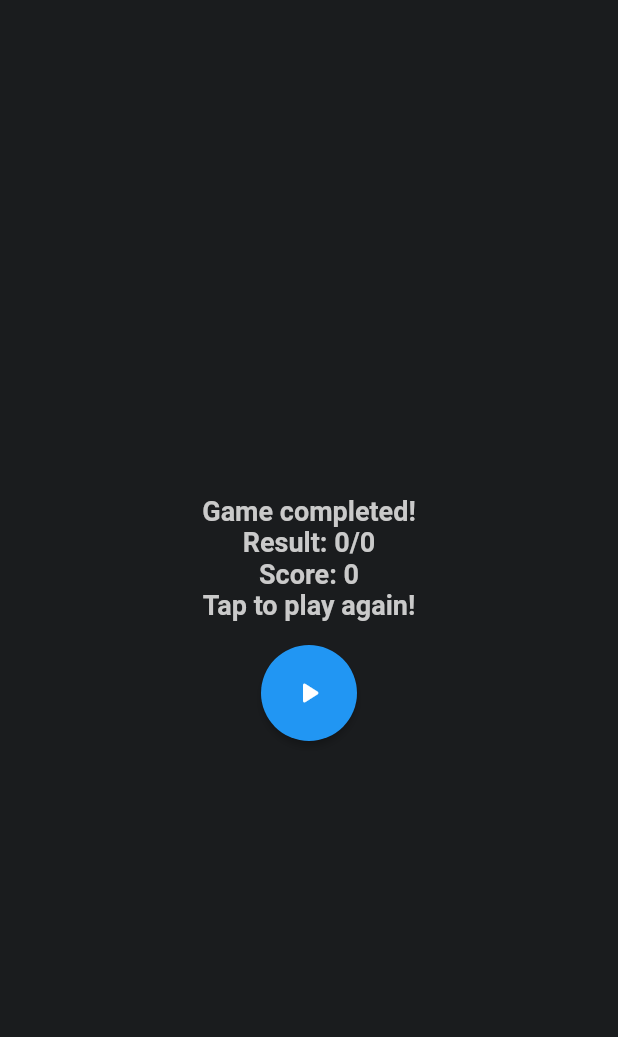
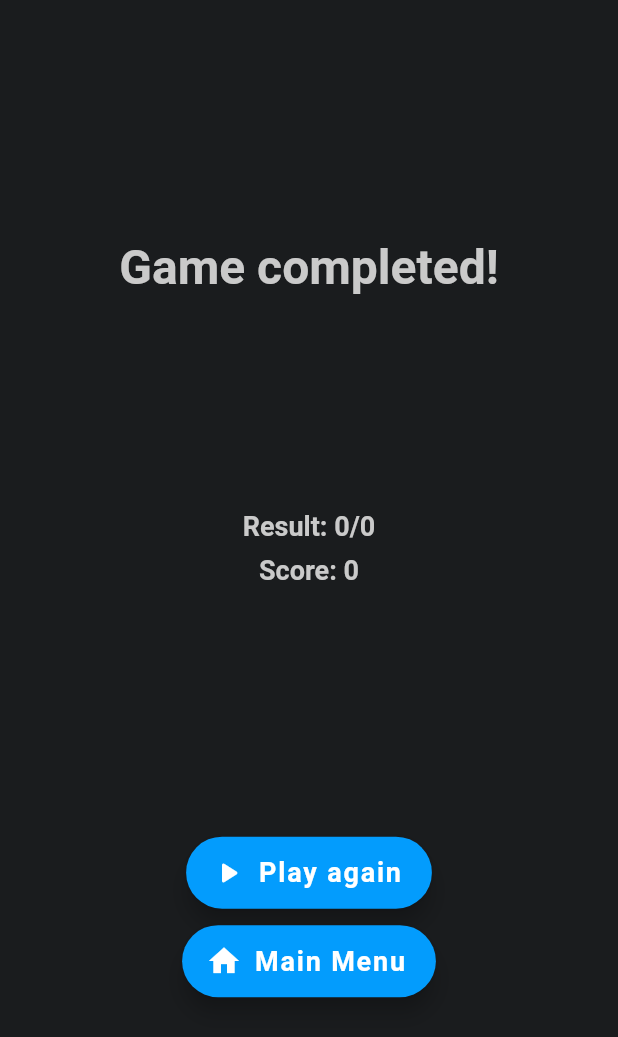
Before and after one commit to lukalesic/quizapp, a Flutter app: the WinScreen screen opened directly with empty values, on a phone screen of 412 x 824 dp. Shown: the top 1037 px of the screen. Run offline on Flutter 3.47's test engine with Material 2 defaults, Android fonts, the phone set to English and light mode, and no system bars; our stand-ins replace cached_network_image, cloud_firestore, firebase_core, google_fonts, percent_indicator, shared_preferences and 1 more; accounts and stored records are empty.

Commit message:
new win and lose screens

```diff
--- a/lib/screens/win_screen.dart
+++ b/lib/screens/win_screen.dart
@@ -52,7 +52,6 @@ class _WinScreenState extends State<WinScreen> {
   @override
   Widget build(BuildContext context) {
     getScores(gameMode);
-    // getScores(gameMode);
     return Scaffold(
         backgroundColor: AppStyle.backgroundColor,
         body: Padding(
@@ -61,28 +60,45 @@ class _WinScreenState extends State<WinScreen> {
                 mainAxisAlignment: MainAxisAlignment.center,
                 crossAxisAlignment: CrossAxisAlignment.center,
                 children: [
-                  Text("Game completed!", style: AppStyle.mainTitle),
+                  Spacer(),
+                  Text("Game completed!", style: AppStyle.largeTitle),
+                  Spacer(),
                   Text(
                     "Result: ${correctAnswers}/${totalQuestions}",
                     style: AppStyle.mainTitle,
                   ),
                   if (gameMode != 'standard')
+                    Column(children: [
+                      SizedBox(
+                        height: 8,
+                      ),
                       Text(
                         "Score: $resultScore",
                         style: AppStyle.mainTitle,
                       ),
+                    ]),
+                  SizedBox(
+                    height: 8,
+                  ),
                   for (var highScore in highScore)
                     Text(
-                      "Current high score: ${highScore.score.toString()}",
+                      "High score: ${highScore.score.toString()}",
                       style: AppStyle.mainTitle,
                     ),
-                  Text(
-                    "Tap to play again!",
-                    style: AppStyle.mainTitle,
-                  ),
+                  Spacer(),
                   SizedBox(height: 16),
                   Center(
-                      child: ElevatedButton(
+                    child: FloatingActionButton.extended(
+                      label: Text(
+                        'Play again',
+                        style: AppStyle.floatingButtonStyle,
+                      ), // <-- Text
+                      backgroundColor: AppStyle.accentColor,
+                      icon: Icon(
+                        // <-- Icon
+                        Icons.play_arrow_rounded,
+                        size: 24.0,
+                      ),
                       onPressed: () async {
                         showDialog(
                           context: context,
@@ -134,14 +150,32 @@ class _WinScreenState extends State<WinScreen> {
                                     builder: ((context) => HomeScreen())));
                         }
                       },
-                    child: Icon(Icons.play_arrow_rounded, color: Colors.white),
-                    style: ElevatedButton.styleFrom(
-                      shape: CircleBorder(),
-                      padding: EdgeInsets.all(20),
-                      backgroundColor: Colors.blue, // <-- Button color
-                      foregroundColor: Colors.red, // <-- Splash color
                     ),
-                  ))
+                  ),
+                  SizedBox(
+                    height: 11,
+                  ),
+                  Center(
+                    child: FloatingActionButton.extended(
+                      label: Text(
+                        'Main Menu',
+                        style: AppStyle.floatingButtonStyle,
+                      ), // <-- Text
+                      backgroundColor: AppStyle.accentColor,
+                      icon: Icon(
+                        Icons.home,
+                        size: 24.0,
+                      ),
+                      onPressed: () {
+                        Navigator.of(context).pop();
+                        Navigator.pushReplacement(
+                            context,
+                            MaterialPageRoute(
+                                builder: ((context) => HomeScreen())));
+                      },
+                    ),
+                  ),
+                  Spacer(),
                 ])));
   }
 }
--- a/lib/style/appstyle.dart
+++ b/lib/style/appstyle.dart
@@ -29,6 +29,9 @@ class AppStyle {
   static TextStyle mainContent = GoogleFonts.nunito(
       fontSize: 16, fontWeight: FontWeight.normal, color: textColor);
 
+  static TextStyle largeTitle = GoogleFonts.roboto(
+      fontSize: 32, fontWeight: FontWeight.bold, color: textColor);
+
   static TextStyle posterTitle = GoogleFonts.nunito(
       fontSize: 18, fontWeight: FontWeight.normal, color: textColor);
 
@@ -37,4 +40,7 @@ class AppStyle {
 
   static TextStyle logoHighlightStyle = GoogleFonts.nunito(
       fontSize: 24, fontWeight: FontWeight.w600, color: Colors.white);
+
+  static TextStyle floatingButtonStyle = GoogleFonts.roboto(
+      fontSize: 18, fontWeight: FontWeight.bold, color: Colors.white);
 }
--- a/lib/widgets/answer_option.dart
+++ b/lib/widgets/answer_option.dart
@@ -1,3 +1,4 @@
+import 'package:cached_network_image/cached_network_image.dart';
 import 'package:flutter/material.dart';
 import 'package:quizapp/style/appstyle.dart';
 import 'package:transparent_image/transparent_image.dart';
--- a/pubspec.yaml
+++ b/pubspec.yaml
@@ -45,6 +45,7 @@ dependencies:
   transparent_image: ^2.0.0
   http: ^0.13.5
   shared_preferences: ^2.0.15
+  cached_network_image: ^3.2.3
 
 dev_dependencies:
   flutter_test:
```
Also changed, not shown: lib/screens/lose_screen.dart (+49 -13 lines), pubspec.lock, 2 other files. Lines whose indentation alone changed are shown as unchanged.
